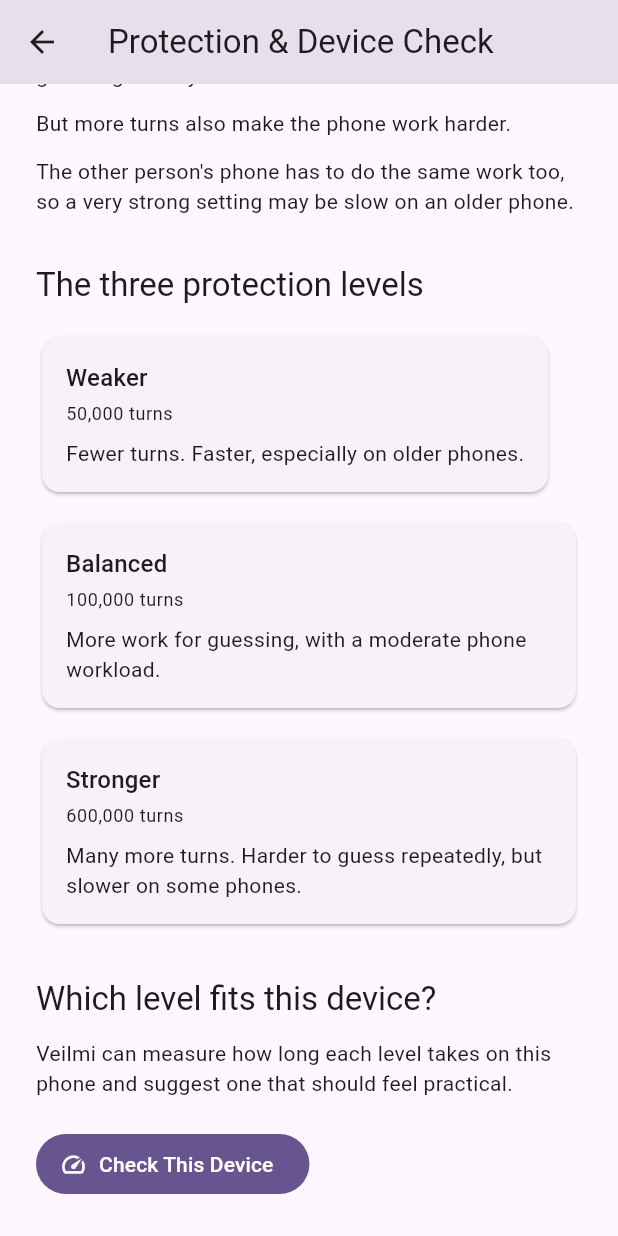
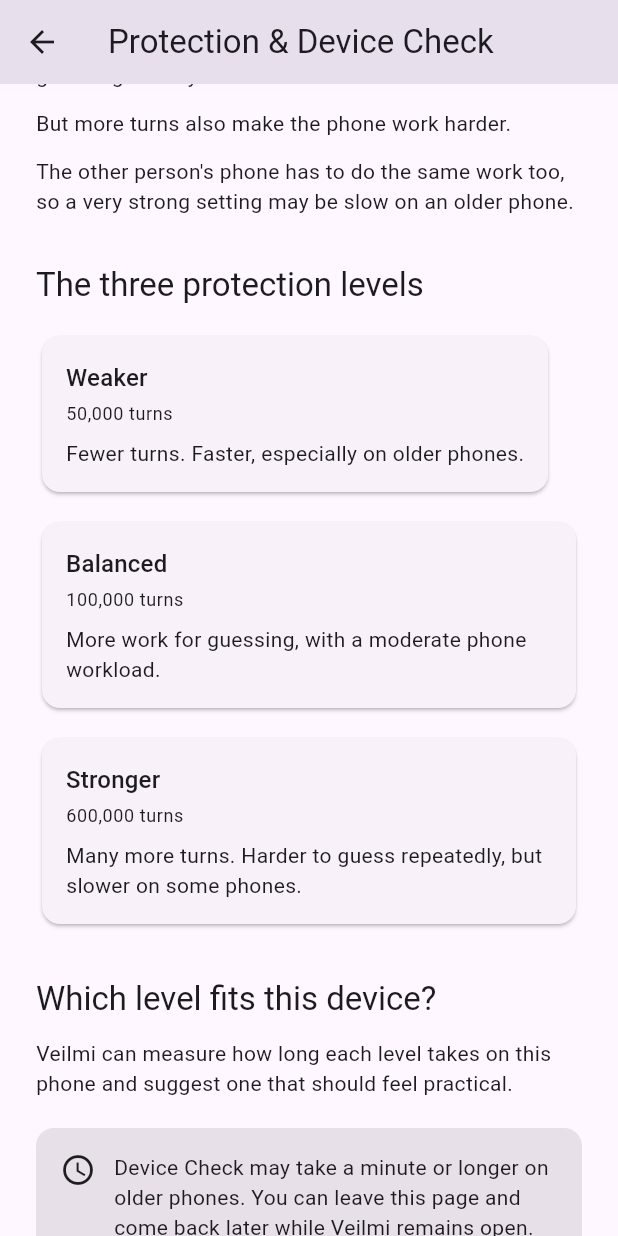
Before and after one commit to noa-jou/Veilmi, a Flutter app: the DeviceCheckScreen screen opened directly, scrolled down 200 dp, on a phone screen of 412 x 824 dp. Run offline on Flutter 3.47's test engine with Material 3 defaults, Android fonts, the phone set to English and light mode, and no system bars; our stand-ins replace shared_preferences; missing offline and left inert: cryptography; accounts and stored records are empty.

Commit message:
Improve device check and About UI

```diff
--- /dev/null
+++ b/lib/device_check/device_check_service.dart
@@ -0,0 +1,166 @@
+import 'package:cryptography/cryptography.dart';
+import 'package:flutter/foundation.dart';
+
+import '../crypto/protection_level.dart';
+
+// This service measures how fast the current phone can run PBKDF2.
+// PBKDF2 is the password-to-key process used in the app.
+//
+// The goal is simple:
+// - if a security level is too slow on this device,
+// - the app can recommend a lower level so the app still feels usable.
+class DeviceCheckService extends ChangeNotifier {
+  // Private constructor so this can be used as a singleton.
+  DeviceCheckService._();
+
+  // There is only one shared device-check service for the app.
+  static final DeviceCheckService instance = DeviceCheckService._();
+
+  // If a level takes longer than this, we treat it as too slow for a good user experience.
+  static const int recommendedMaxMilliseconds = 5000;
+
+  // State flags for the running benchmark.
+  bool _isRunning = false;
+  bool _hasError = false;
+
+  // Stores the PBKDF2 implementation name detected at runtime.
+  // Example: the library may report the actual implementation type.
+  String? _implementation;
+
+  // Stores the time each protection level took on this device.
+  final Map<ProtectionLevel, double> _times = {};
+
+  // This is the final recommendation: the best level for this device.
+  ProtectionLevel? _recommendation;
+
+  // Tracks how many benchmark runs have finished so far.
+  int _completedRuns = 0;
+
+  // There are 9 total runs:
+  // 3 levels x 3 timing checks each = 9
+  static const int totalRuns = 9;
+
+  // If a run is already in progress, we reuse the same task instead of starting a new one.
+  Future<void>? _runningTask;
+
+  bool get isRunning => _isRunning;
+  bool get hasError => _hasError;
+  String? get implementation => _implementation;
+  ProtectionLevel? get recommendation => _recommendation;
+  int get completedRuns => _completedRuns;
+
+  // The benchmark is considered complete only when:
+  // - it is no longer running,
+  // - no error occurred,
+  // - a recommendation exists,
+  // - and at least one timing result is available.
+  bool get hasResult =>
+      !_isRunning && !_hasError && _recommendation != null && _times.isNotEmpty;
+
+  // Return the measured time for one protection level.
+  double? timeFor(ProtectionLevel level) {
+    return _times[level];
+  }
+
+  // Start the benchmark if there is not already one running.
+  Future<void> runCheck() {
+    if (_runningTask != null) {
+      return _runningTask!;
+    }
+
+    _runningTask = _runCheck();
+
+    return _runningTask!;
+  }
+
+  // This is the actual benchmark logic.
+  Future<void> _runCheck() async {
+    // Reset all state before starting a new check.
+    _isRunning = true;
+    _hasError = false;
+    _implementation = null;
+    _recommendation = null;
+    _times.clear();
+    _completedRuns = 0;
+
+    notifyListeners();
+
+    try {
+      // Create a PBKDF2 instance with a low iteration count first.
+      // This is mainly used to check which implementation the library is using.
+      final implementationCheck = Pbkdf2(
+        macAlgorithm: Hmac.sha256(),
+        iterations: ProtectionLevel.compatibility.iterations,
+        bits: 256,
+      );
+
+      _implementation = implementationCheck.runtimeType.toString();
+
+      // A fixed salt is used for each timing test.
+      // The value is not secret for this benchmark; it is just a constant input.
+      final salt = List<int>.generate(16, (index) => index);
+
+      // A simple passphrase string used for the benchmark only.
+      const passphrase = 'veilmi-device-check';
+
+      // Test each protection level one by one.
+      for (final level in ProtectionLevel.values) {
+        final runTimes = <int>[];
+
+        // Run the timer 3 times and average the result.
+        for (var run = 0; run < 3; run++) {
+          final pbkdf2 = Pbkdf2(
+            macAlgorithm: Hmac.sha256(),
+            iterations: level.iterations,
+            bits: 256,
+          );
+
+          final stopwatch = Stopwatch()..start();
+
+          // This is the actual expensive work.
+          // PBKDF2 derives a key from the passphrase and salt.
+          await pbkdf2.deriveKey(
+            secretKey: SecretKey(passphrase.codeUnits),
+            nonce: salt,
+          );
+
+          stopwatch.stop();
+
+          // Store how long this one run took.
+          runTimes.add(stopwatch.elapsedMilliseconds);
+
+          _completedRuns++;
+          notifyListeners();
+        }
+
+        // Average the three measurements to reduce random noise.
+        final averageMilliseconds =
+            runTimes.reduce((a, b) => a + b) / runTimes.length;
+
+        _times[level] = averageMilliseconds;
+        notifyListeners();
+      }
+
+      // Choose the best protection level for this device.
+      // We prefer the strongest option that is still under 5 seconds.
+      final strongerTime = _times[ProtectionLevel.stronger] ?? double.infinity;
+      final balancedTime = _times[ProtectionLevel.balanced] ?? double.infinity;
+
+      if (strongerTime <= recommendedMaxMilliseconds) {
+        _recommendation = ProtectionLevel.stronger;
+      } else if (balancedTime <= recommendedMaxMilliseconds) {
+        _recommendation = ProtectionLevel.balanced;
+      } else {
+        _recommendation = ProtectionLevel.compatibility;
+      }
+    } catch (error) {
+      // If anything fails during the benchmark, mark it as an error.
+      _hasError = true;
+    } finally {
+      _isRunning = false;
+      _runningTask = null;
+
+      notifyListeners();
+    }
+  }
+}
--- a/lib/l10n/app_en.arb
+++ b/lib/l10n/app_en.arb
@@ -103,5 +103,6 @@
   "readDocumentation": "Read the Documentation",
   "supportVeilmi": "Support Veilmi",
   "supportDescription": "Veilmi is free and open source. If you find it useful and would like to support its continued development, you can make a completely optional contribution.",
-  "couldNotOpenLink": "Could not open this link."
+  "couldNotOpenLink": "Could not open this link.",
+  "deviceCheckWarning": "Device Check may take a minute or longer on older phones. You can leave this page and come back later while Veilmi remains open."
 }
--- a/lib/l10n/app_localizations.dart
+++ b/lib/l10n/app_localizations.dart
@@ -535,6 +535,12 @@ abstract class AppLocalizations {
   /// In en, this message translates to:
   /// **'Could not open this link.'**
   String get couldNotOpenLink;
+
+  /// No description provided for @deviceCheckWarning.
+  ///
+  /// In en, this message translates to:
+  /// **'Device Check may take a minute or longer on older phones. You can leave this page and come back later while Veilmi remains open.'**
+  String get deviceCheckWarning;
 }
 
 class _AppLocalizationsDelegate
--- a/lib/l10n/app_localizations_en.dart
+++ b/lib/l10n/app_localizations_en.dart
@@ -257,4 +257,8 @@ class AppLocalizationsEn extends AppLocalizations {
 
   @override
   String get couldNotOpenLink => 'Could not open this link.';
+
+  @override
+  String get deviceCheckWarning =>
+      'Device Check may take a minute or longer on older phones. You can leave this page and come back later while Veilmi remains open.';
 }
--- a/lib/l10n/app_localizations_zh.dart
+++ b/lib/l10n/app_localizations_zh.dart
@@ -238,4 +238,8 @@ class AppLocalizationsZh extends AppLocalizations {
 
   @override
   String get couldNotOpenLink => '無法開啟這個連結。';
+
+  @override
+  String get deviceCheckWarning =>
+      '在較舊的手機上，裝置檢查可能需要一分鐘或更久。你可以先離開這個頁面，只要 Veilmi 仍然開著，稍後回來就可以查看結果。';
 }
--- a/lib/l10n/app_zh.arb
+++ b/lib/l10n/app_zh.arb
@@ -122,5 +122,6 @@
   "readDocumentation": "閱讀技術文件",
   "supportVeilmi": "支持 Veilmi",
   "supportDescription": "Veilmi 是免費且開放原始碼的。如果你覺得它對你有幫助，也希望支持它繼續發展，可以自由選擇提供贊助。",
-  "couldNotOpenLink": "無法開啟這個連結。"
+  "couldNotOpenLink": "無法開啟這個連結。",
+  "deviceCheckWarning": "在較舊的手機上，裝置檢查可能需要一分鐘或更久。你可以先離開這個頁面，只要 Veilmi 仍然開著，稍後回來就可以查看結果。"
 }
--- a/lib/screens/device_check_screen.dart
+++ b/lib/screens/device_check_screen.dart
@@ -1,33 +1,31 @@
 import 'dart:async';
 
-import 'package:cryptography/cryptography.dart';
 import 'package:flutter/material.dart';
 
 import '../crypto/protection_level.dart';
+import '../device_check/device_check_service.dart';
 import '../l10n/app_localizations.dart';
 
-// This screen helps the user test how fast their device is.
-// It measures how long the app's password hashing takes,
-// then recommends the safest protection level that still feels smooth on that phone.
-class DeviceCheckScreen extends StatefulWidget {
+// This screen explains the app's protection settings.
+// It is not the encryption logic itself.
+// Instead, it helps the user understand:
+// - why some security levels are slower,
+// - how the device speed affects the recommendation,
+// - and which level is best for this phone.
+class DeviceCheckScreen extends StatelessWidget {
   const DeviceCheckScreen({super.key});
 
-  @override
-  State<DeviceCheckScreen> createState() => _DeviceCheckScreenState();
+  // A shortcut to the singleton service that performs the device check.
+  DeviceCheckService get _service => DeviceCheckService.instance;
+
+  // Starts the benchmark in the background.
+  // unawaited(...) means: "run this without waiting for it here".
+  void _startCheck() {
+    unawaited(_service.runCheck());
   }
 
-class _DeviceCheckScreenState extends State<DeviceCheckScreen> {
-  // We consider 5 seconds a good maximum delay for a recommended setting.
-  // If a stronger option takes longer than this, it may be too slow for the device.
-  static const int _recommendedMaxMilliseconds = 5000;
-
-  // These variables track whether the check is currently running,
-  // and what message/result should be shown on screen.
-  bool _isRunning = false;
-  String _result = '';
-
-  // Convert a protection level enum into a readable string.
-  // Example: ProtectionLevel.balanced -> "Balanced"
+  // Convert a protection level enum into a user-facing label.
+  // For example: Compatibility, Balanced, Stronger.
   String _protectionTitle(AppLocalizations l10n, ProtectionLevel level) {
     switch (level) {
       case ProtectionLevel.compatibility:
@@ -39,143 +37,43 @@ class _DeviceCheckScreenState extends State<DeviceCheckScreen> {
     }
   }
 
-  // This method runs the actual benchmark.
-  // It measures how long each protection setting takes to hash a password on this device.
-  Future<void> _checkDevice() async {
-    // If the check is already running, ignore extra taps.
-    if (_isRunning) {
-      return;
+  // Format a number like 600000 into 600,000 for display.
+  // This makes large numbers easier to read in the UI.
+  String _formatNumber(int value) {
+    final text = value.toString();
+    final buffer = StringBuffer();
+
+    for (var i = 0; i < text.length; i++) {
+      if (i > 0 && (text.length - i) % 3 == 0) {
+        buffer.write(',');
       }
 
-    final l10n = AppLocalizations.of(context)!;
-
-    // Show a loading message while the benchmark runs.
-    setState(() {
-      _isRunning = true;
-      _result = l10n.checkingDevice;
-    });
-
-    final buffer = StringBuffer();
-    final times = <ProtectionLevel, double>{};
-
-    try {
-      // This creates a PBKDF2 object to confirm that the hashing implementation exists.
-      // PBKDF2 is the system used to make passwords slower to brute-force.
-      final implementationCheck = Pbkdf2(
-        macAlgorithm: Hmac.sha256(),
-        iterations: ProtectionLevel.compatibility.iterations,
-        bits: 256,
-      );
-
-      buffer.writeln(
-        l10n.pbkdf2Implementation(implementationCheck.runtimeType.toString()),
-      );
-      buffer.writeln();
-
-      // Use a fixed passphrase and salt so each run is comparable.
-      final salt = List<int>.generate(16, (index) => index);
-      const passphrase = 'veilmi-device-check';
-
-      // Measure all available protection levels one by one.
-      for (final level in ProtectionLevel.values) {
-        final runTimes = <int>[];
-
-        // Run the hash 3 times and calculate the average.
-        // This helps make the result more stable.
-        for (var run = 0; run < 3; run++) {
-          final pbkdf2 = Pbkdf2(
-            macAlgorithm: Hmac.sha256(),
-            iterations: level.iterations,
-            bits: 256,
-          );
-
-          final stopwatch = Stopwatch()..start();
-
-          // This is the expensive work we are timing.
-          await pbkdf2.deriveKey(
-            secretKey: SecretKey(passphrase.codeUnits),
-            nonce: salt,
-          );
-
-          stopwatch.stop();
-          runTimes.add(stopwatch.elapsedMilliseconds);
+      buffer.write(text[i]);
     }
 
-        final averageMilliseconds =
-            runTimes.reduce((a, b) => a + b) / runTimes.length;
-
-        times[level] = averageMilliseconds;
-
-        // Add a message like: "Balanced: 2.3 seconds"
-        buffer.writeln(
-          l10n.protectionTime(
-            _protectionTitle(l10n, level),
-            (averageMilliseconds / 1000).toStringAsFixed(1),
-          ),
-        );
-      }
-
-      // Find which settings are fast enough for this device.
-      final strongerTime = times[ProtectionLevel.stronger] ?? double.infinity;
-      final balancedTime = times[ProtectionLevel.balanced] ?? double.infinity;
-
-      ProtectionLevel recommendation;
-
-      // Choose the strongest level that is still under 5 seconds.
-      if (strongerTime <= _recommendedMaxMilliseconds) {
-        recommendation = ProtectionLevel.stronger;
-      } else if (balancedTime <= _recommendedMaxMilliseconds) {
-        recommendation = ProtectionLevel.balanced;
-      } else {
-        recommendation = ProtectionLevel.compatibility;
-      }
-
-      // Add the recommendation to the result text.
-      buffer.writeln();
-      buffer.writeln(l10n.recommendedForDevice);
-      buffer.writeln(_protectionTitle(l10n, recommendation));
-
-      if (!mounted) {
-        return;
-      }
-
-      // Save the final result to display on the screen.
-      setState(() {
-        _result = buffer.toString().trim();
-      });
-    } catch (error) {
-      // If something fails during the benchmark, display an error instead.
-      if (!mounted) {
-        return;
-      }
-
-      setState(() {
-        _result = l10n.deviceCheckFailed;
-      });
-    } finally {
-      // Always stop the loading spinner when the test ends.
-      if (mounted) {
-        setState(() {
-          _isRunning = false;
-        });
-      }
-    }
+    return buffer.toString();
   }
 
   @override
   Widget build(BuildContext context) {
+    // This gets the translated strings for the current app language.
     final l10n = AppLocalizations.of(context)!;
 
-    // The screen is a vertical stack of information.
-    // Each section explains a concept, then shows the app's protection options.
     return Scaffold(
+      // The screen title shown in the app bar.
       appBar: AppBar(title: Text(l10n.deviceCheckTitle)),
-      body: SingleChildScrollView(
+
+      // AnimatedBuilder listens to the service state.
+      // When the device check changes state (running, finished, failed), the UI updates.
+      body: AnimatedBuilder(
+        animation: _service,
+        builder: (context, child) {
+          return SingleChildScrollView(
             padding: const EdgeInsets.all(24),
             child: Column(
               crossAxisAlignment: CrossAxisAlignment.start,
               children: [
-            // Explain the basic idea: more turns means more work for attackers.
+                // Intro section: explains the idea of protection levels.
                 Text(
                   l10n.howProtectionWorks,
                   style: Theme.of(context).textTheme.titleLarge,
@@ -194,17 +92,20 @@ class _DeviceCheckScreenState extends State<DeviceCheckScreen> {
                 Text(l10n.otherPhoneSameWork),
                 const SizedBox(height: 32),
 
-            // Show the three available security levels.
+                // Shows the three available security levels.
                 Text(
                   l10n.threeProtectionLevels,
                   style: Theme.of(context).textTheme.titleLarge,
                 ),
                 const SizedBox(height: 16),
+
+                // Each card shows a level and its iteration count.
                 _ProtectionLevelCard(
                   title: l10n.compatibility,
                   turns: ProtectionLevel.compatibility.iterations,
                   turnsLabel: l10n.turns,
                   description: l10n.compatibilityDeviceDescription,
+                  formatNumber: _formatNumber,
                 ),
                 const SizedBox(height: 12),
                 _ProtectionLevelCard(
@@ -212,6 +113,7 @@ class _DeviceCheckScreenState extends State<DeviceCheckScreen> {
                   turns: ProtectionLevel.balanced.iterations,
                   turnsLabel: l10n.turns,
                   description: l10n.balancedDeviceDescription,
+                  formatNumber: _formatNumber,
                 ),
                 const SizedBox(height: 12),
                 _ProtectionLevelCard(
@@ -219,10 +121,11 @@ class _DeviceCheckScreenState extends State<DeviceCheckScreen> {
                   turns: ProtectionLevel.stronger.iterations,
                   turnsLabel: l10n.turns,
                   description: l10n.strongerDeviceDescription,
+                  formatNumber: _formatNumber,
                 ),
                 const SizedBox(height: 32),
 
-            // Explain why the user should run the device benchmark.
+                // Explain to the user when each protection level should be used.
                 Text(
                   l10n.whichLevelFits,
                   style: Theme.of(context).textTheme.titleLarge,
@@ -231,48 +134,169 @@ class _DeviceCheckScreenState extends State<DeviceCheckScreen> {
                 Text(l10n.deviceCheckDescription),
                 const SizedBox(height: 20),
 
-            // This button starts the benchmark.
+                // A warning box telling the user that slower devices may need a lower level.
+                Container(
+                  padding: const EdgeInsets.all(16),
+                  decoration: BoxDecoration(
+                    color: Theme.of(context)
+                        .colorScheme
+                        .surfaceContainerHighest,
+                    borderRadius: BorderRadius.circular(12),
+                  ),
+                  child: Row(
+                    crossAxisAlignment: CrossAxisAlignment.start,
+                    children: [
+                      const Icon(Icons.schedule_outlined),
+                      const SizedBox(width: 12),
+                      Expanded(child: Text(l10n.deviceCheckWarning)),
+                    ],
+                  ),
+                ),
+
+                const SizedBox(height: 20),
+
+                // This button triggers the actual benchmark.
+                // If a check is already running, the button is disabled.
                 FilledButton.icon(
-              onPressed: _isRunning ? null : _checkDevice,
-              icon: _isRunning
+                  onPressed: _service.isRunning ? null : _startCheck,
+                  icon: _service.isRunning
                       ? const SizedBox(
                           width: 18,
                           height: 18,
                           child: CircularProgressIndicator(strokeWidth: 2),
                         )
                       : const Icon(Icons.speed_outlined),
-              label: Text(_isRunning ? l10n.checking : l10n.checkThisDevice),
+                  label: Text(
+                    _service.isRunning ? l10n.checking : l10n.checkThisDevice,
+                  ),
                 ),
 
-            // If the result is available, show it under the button.
-            if (_result.isNotEmpty) ...[
+                // While the benchmark is running, show a progress bar.
+                if (_service.isRunning) ...[
                   const SizedBox(height: 24),
-              SelectableText(
-                _result,
+                  LinearProgressIndicator(
+                    value:
+                        _service.completedRuns / DeviceCheckService.totalRuns,
+                  ),
+                  const SizedBox(height: 8),
+                  Text(
+                    '${l10n.checking} '
+                    '${_service.completedRuns}/'
+                    '${DeviceCheckService.totalRuns}',
+                  ),
+                ],
+
+                // If something goes wrong, show an error message.
+                if (_service.hasError) ...[
+                  const SizedBox(height: 24),
+                  Text(
+                    l10n.deviceCheckFailed,
                     style: Theme.of(context).textTheme.bodyLarge,
+                  ),
+                ],
+
+                // If the benchmark finished, display the recommendation result.
+                if (_service.hasResult) ...[
+                  const SizedBox(height: 24),
+                  _DeviceCheckResult(
+                    service: _service,
+                    l10n: l10n,
+                    protectionTitle: _protectionTitle,
                   ),
                 ],
               ],
             ),
+          );
+        },
       ),
     );
   }
 }
 
-// This helper widget makes the protection level cards reusable.
-// Each card contains a title, the number of turns, and a short explanation.
+// This widget shows the actual benchmark results.
+// It displays how long each protection level took on this device,
+// and then recommends the best option.
+class _DeviceCheckResult extends StatelessWidget {
+  const _DeviceCheckResult({
+    required this.service,
+    required this.l10n,
+    required this.protectionTitle,
+  });
+
+  final DeviceCheckService service;
+  final AppLocalizations l10n;
+
+  // This function turns a ProtectionLevel enum into a proper translated label.
+  final String Function(AppLocalizations, ProtectionLevel) protectionTitle;
+
+  @override
+  Widget build(BuildContext context) {
+    final implementation = service.implementation;
+    final recommendation = service.recommendation;
+
+    return Container(
+      width: double.infinity,
+      padding: const EdgeInsets.all(16),
+      decoration: BoxDecoration(
+        border: Border.all(color: Theme.of(context).colorScheme.outlineVariant),
+        borderRadius: BorderRadius.circular(12),
+      ),
+      child: Column(
+        crossAxisAlignment: CrossAxisAlignment.start,
+        children: [
+          // If the system tells us which PBKDF2 implementation is being used,
+          // show it to the user.
+          if (implementation != null) ...[
+            SelectableText(l10n.pbkdf2Implementation(implementation)),
+            const SizedBox(height: 16),
+          ],
+
+          // Show the time measured for each protection level.
+          for (final level in ProtectionLevel.values) ...[
+            if (service.timeFor(level) != null)
+              Text(
+                l10n.protectionTime(
+                  protectionTitle(l10n, level),
+                  (service.timeFor(level)! / 1000).toStringAsFixed(1),
+                ),
+              ),
+          ],
+
+          // Show the recommended protection level for this device.
+          if (recommendation != null) ...[
+            const SizedBox(height: 20),
+            Text(
+              l10n.recommendedForDevice,
+              style: Theme.of(context).textTheme.titleMedium,
+            ),
+            const SizedBox(height: 4),
+            Text(
+              protectionTitle(l10n, recommendation),
+              style: Theme.of(context).textTheme.headlineSmall
+                  ?.copyWith(fontWeight: FontWeight.bold),
+            ),
+          ],
+        ],
+      ),
+    );
+  }
+}
+
+// A simple card used to display one protection level and its iteration count.
 class _ProtectionLevelCard extends StatelessWidget {
   const _ProtectionLevelCard({
     required this.title,
     required this.turns,
     required this.turnsLabel,
     required this.description,
+    required this.formatNumber,
   });
 
   final String title;
   final int turns;
   final String Function(String) turnsLabel;
   final String description;
+  final String Function(int) formatNumber;
 
   @override
   Widget build(BuildContext context) {
@@ -282,34 +306,22 @@ class _ProtectionLevelCard extends StatelessWidget {
         child: Column(
           crossAxisAlignment: CrossAxisAlignment.start,
           children: [
+            // The protection level name, like Compatibility or Stronger.
             Text(title, style: Theme.of(context).textTheme.titleMedium),
             const SizedBox(height: 4),
+
+            // Show the estimated iteration count in a readable format.
             Text(
-              turnsLabel(_formatNumber(turns)),
+              turnsLabel(formatNumber(turns)),
               style: Theme.of(context).textTheme.bodySmall,
             ),
             const SizedBox(height: 8),
+
+            // Explain what this level means in plain language.
             Text(description),
           ],
         ),
       ),
     );
   }
-
-  // Format a large number with commas for readability.
-  // Example: 1000000 becomes 1,000,000
-  String _formatNumber(int value) {
-    final text = value.toString();
-    final buffer = StringBuffer();
-
-    for (var i = 0; i < text.length; i++) {
-      if (i > 0 && (text.length - i) % 3 == 0) {
-        buffer.write(',');
 }
-
-      buffer.write(text[i]);
-    }
-
-    return buffer.toString();
-  }
-}
--- a/pubspec.yaml
+++ b/pubspec.yaml
@@ -68,8 +68,8 @@ flutter:
 
   # To add assets to your application, add an assets section, like this:
   # assets:
-  #   - images/a_dot_burr.jpeg
-  #   - images/a_dot_ham.jpeg
+  assets:
+    - assets/icon/veilmi_icon_small.png
 
   # An image asset can refer to one or more resolution-specific "variants", see
   # https://flutter.dev/to/resolution-aware-images
```
Also changed, not shown: lib/crypto/crypto_constants.dart (+18 -0 lines), lib/crypto/crypto_service.dart (+27 -0 lines), lib/crypto/message_envelope.dart (+42 -0 lines), lib/crypto/protection_level.dart (+13 -0 lines), lib/screens/about_screen.dart (+11 -1 lines). Lines whose indentation alone changed are shown as unchanged.
